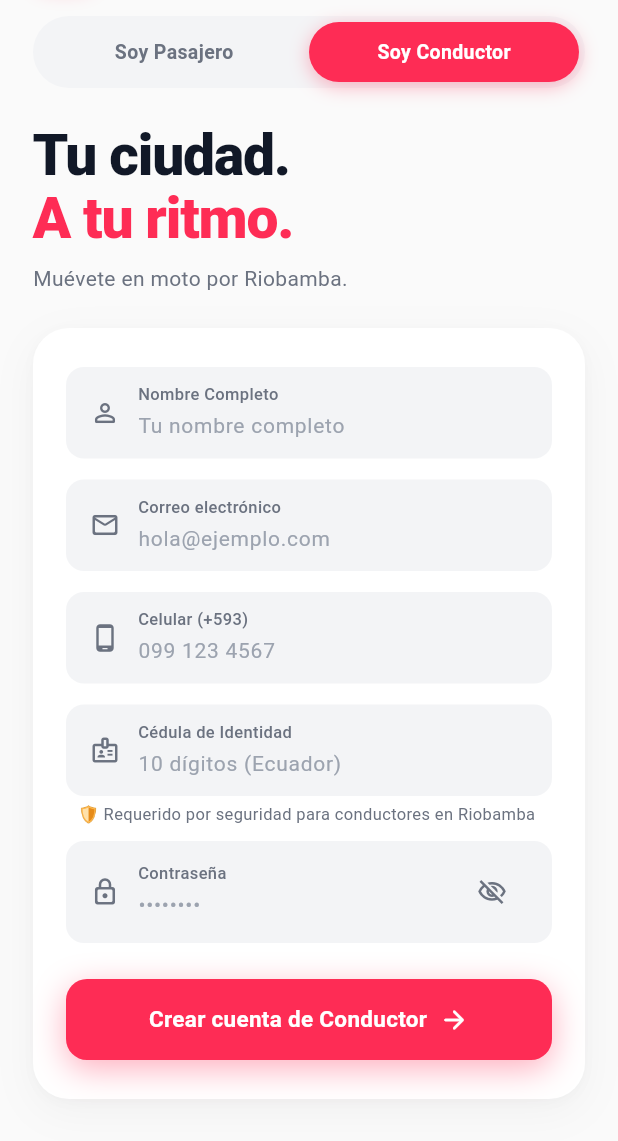
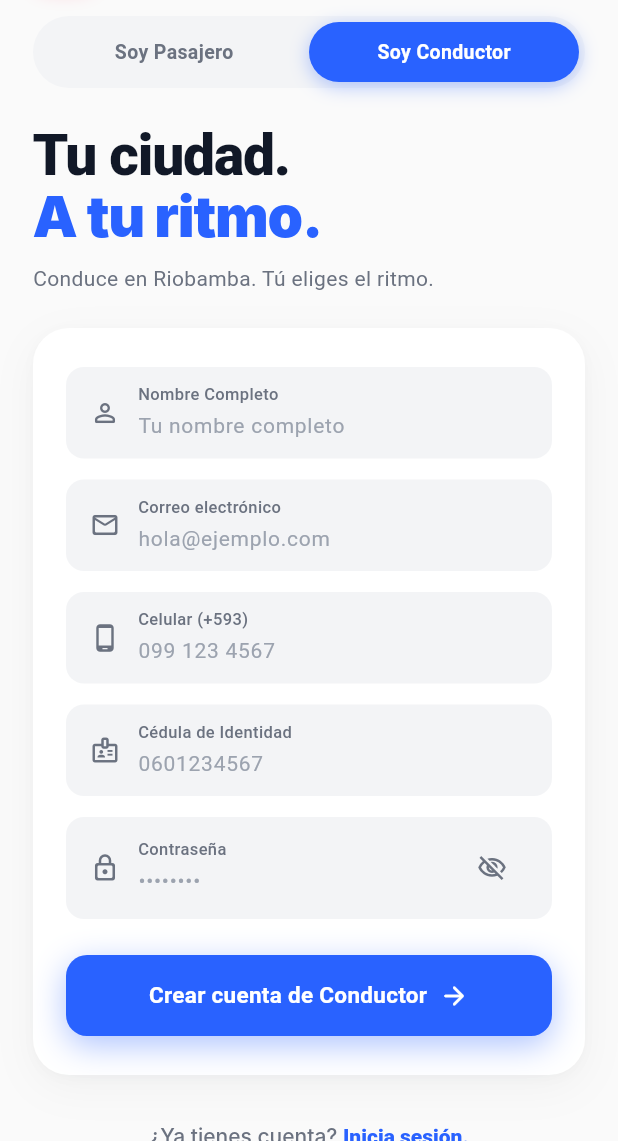
Before and after one commit to Hcevallos0320/WarmyRider, a Flutter app: the RegisterScreen screen opened directly, after a tap on "Soy Conductor", on a phone screen of 412 x 824 dp, the part 95-1236 px from its top. Run offline on Flutter 3.47's test engine with Material 3 defaults, Android fonts, the phone set to English and light mode, and no system bars; our stand-ins replace flutter_map, geolocator, google_sign_in, latlong2, supabase_flutter; accounts and stored records are empty; Roboto replaces fonts that are missing (Inter).

Commit message:
feat(ui): finalizar register_screen con reactividad completa Pasajero (Rojo) y Conductor (Azul) y Supabase

```diff
--- a/lib/screens/register_screen.dart
+++ b/lib/screens/register_screen.dart
@@ -2,23 +2,28 @@ import 'package:flutter/material.dart';
 import 'package:flutter/services.dart';
 import 'package:supabase_flutter/supabase_flutter.dart';
 import '../core/constants/supabase_constants.dart';
-import 'driver_kyc_screen.dart';
+import 'driver_home_screen.dart';
 import 'login_screen.dart'; // Contiene enum UserRole
 import 'passenger_home_screen.dart';
 
-/// Pantalla de Registro de Nuevos Usuarios (RegisterScreen - Estilo "Rumbo").
+/// Pantalla de Registro de Nuevos Usuarios (RegisterScreen - Estilo "Rumbo")
 ///
-/// Características y Sistema de Diseño (Pixel-Perfect):
-/// - Fondo ultra claro (#FAFAFA)
-/// - Header con marca "rumbo" e insignia "RIOBAMBA, EC"
-/// - Toggle de roles dinámico e interactivo (Soy Pasajero / Soy Conductor)
-/// - Hero typography: "Tu ciudad." en negro + "A tu ritmo." en rojo carmesí (#FE2C55)
-/// - Subtítulo: "Muévete en moto por Riobamba."
-/// - Tarjeta blanca flotante (#FFFFFF) con bordes suaves y sombra difuminada
-/// - Formulario dinámico con campos base y campo condicional de Cédula (solo para conductor)
-/// - Botón dinámico según el rol: "Crear cuenta de Pasajero ->" / "Crear cuenta de Conductor ->"
-/// - Footer interactivo: "¿Ya tienes cuenta? Inicia sesión." que ejecuta Navigator.pop(context)
-/// - Inserción relacional completa en la tabla `perfiles` de Supabase PostgreSQL
+/// Soporta dos estados dinámicos completos:
+/// 1. Modo Pasajero (Rojo Carmesí #FE2C55):
+///    - Botón "Soy Pasajero" activo
+///    - Acento "A tu ritmo." en rojo
+///    - Subtítulo: "Muévete en moto por Riobamba."
+///    - Formulario base (Nombre, Correo, Celular, Contraseña)
+///    - Botón: "Crear cuenta de Pasajero ->"
+///    - Enlace inferior en rojo
+///
+/// 2. Modo Conductor (Azul Eléctrico #2962FF):
+///    - Botón "Soy Conductor" activo en azul
+///    - Acento "A tu ritmo." en azul
+///    - Subtítulo: "Conduce en Riobamba. Tú eliges el ritmo."
+///    - Formulario ampliado con campo animado de "Cédula de Identidad"
+///    - Botón: "Crear cuenta de Conductor ->"
+///    - Enlace inferior en azul
 class RegisterScreen extends StatefulWidget {
   final UserRole initialRole;
 
@@ -34,10 +39,10 @@ class RegisterScreen extends StatefulWidget {
 class _RegisterScreenState extends State<RegisterScreen> {
   final _formKey = GlobalKey<FormState>();
 
-  // Rol activo
-  late UserRole _selectedRole;
+  // 1. MANEJO DE ESTADO DINÁMICO
+  bool isPassenger = true;
 
-  // Controladores de texto del formulario
+  // Controladores de campos del formulario
   final _nameController = TextEditingController();
   final _emailController = TextEditingController();
   final _phoneController = TextEditingController();
@@ -53,14 +58,18 @@ class _RegisterScreenState extends State<RegisterScreen> {
   static const Color _cardBg = Color(0xFFFFFFFF);
   static const Color _inputBg = Color(0xFFF3F4F6);
   static const Color _rumboRed = Color(0xFFFE2C55);
+  static const Color _rumboBlue = Color(0xFF2962FF);
   static const Color _textPrimary = Color(0xFF111827);
   static const Color _textSecondary = Color(0xFF6B7280);
   static const Color _textMuted = Color(0xFF9CA3AF);
 
+  // Color de acento reactivo al estado
+  Color get _activeColor => isPassenger ? _rumboRed : _rumboBlue;
+
   @override
   void initState() {
     super.initState();
-    _selectedRole = widget.initialRole;
+    isPassenger = widget.initialRole == UserRole.passenger;
   }
 
   @override
@@ -82,7 +91,6 @@ class _RegisterScreenState extends State<RegisterScreen> {
     FocusScope.of(context).unfocus();
     setState(() => _isLoading = true);
 
-    final isPassenger = _selectedRole == UserRole.passenger;
     final roleString = isPassenger ? 'pasajero' : 'conductor';
     final name = _nameController.text.trim();
     final email = _emailController.text.trim();
@@ -91,7 +99,7 @@ class _RegisterScreenState extends State<RegisterScreen> {
     final password = _passwordController.text.trim();
 
     try {
-      // 1. Registro en Supabase Auth
+      // 1. Registro del usuario en Supabase Auth
       final AuthResponse res = await supabase.auth.signUp(
         email: email,
         password: password,
@@ -121,9 +129,12 @@ class _RegisterScreenState extends State<RegisterScreen> {
 
       if (!mounted) return;
 
-      _showNotification('¡Cuenta creada con éxito! Bienvenido a rumbo, $name.');
+      _showNotification(
+        '¡Cuenta creada con éxito! Bienvenido a rumbo, $name.',
+        color: _activeColor,
+      );
 
-      // 3. Redirección según rol
+      // 3. Redirección contextual según el rol registrado
       if (isPassenger) {
         Navigator.of(context).pushAndRemoveUntil(
           MaterialPageRoute(builder: (context) => const PassengerHomeScreen()),
@@ -131,7 +142,7 @@ class _RegisterScreenState extends State<RegisterScreen> {
         );
       } else {
         Navigator.of(context).pushAndRemoveUntil(
-          MaterialPageRoute(builder: (context) => const DriverKycScreen()),
+          MaterialPageRoute(builder: (context) => const DriverHomeScreen()),
           (route) => false,
         );
       }
@@ -144,7 +155,7 @@ class _RegisterScreenState extends State<RegisterScreen> {
     }
   }
 
-  void _showNotification(String message, {bool isError = false}) {
+  void _showNotification(String message, {bool isError = false, Color? color}) {
     if (!mounted) return;
     ScaffoldMessenger.of(context).clearSnackBars();
     ScaffoldMessenger.of(context).showSnackBar(
@@ -164,7 +175,7 @@ class _RegisterScreenState extends State<RegisterScreen> {
             ),
           ],
         ),
-        backgroundColor: isError ? _rumboRed : const Color(0xFF10B981),
+        backgroundColor: isError ? _rumboRed : (color ?? const Color(0xFF10B981)),
         behavior: SnackBarBehavior.floating,
         margin: const EdgeInsets.all(16),
         shape: RoundedRectangleBorder(borderRadius: BorderRadius.circular(16)),
@@ -173,13 +184,11 @@ class _RegisterScreenState extends State<RegisterScreen> {
   }
 
   // ===========================================================================
-  // INTERFAZ DE USUARIO: PIXEL-PERFECT (ESTILO RUMBO)
+  // INTERFAZ DE USUARIO: PIXEL-PERFECT REACTIVA
   // ===========================================================================
 
   @override
   Widget build(BuildContext context) {
-    final isPassenger = _selectedRole == UserRole.passenger;
-
     return Scaffold(
       backgroundColor: _bgCanvas,
       body: AnnotatedRegion<SystemUiOverlayStyle>(
@@ -199,16 +208,16 @@ class _RegisterScreenState extends State<RegisterScreen> {
                 _buildHeader(),
                 const SizedBox(height: 20),
 
-                // 2. Toggle de Roles Dinámico (Soy Pasajero / Soy Conductor)
-                _buildRoleToggle(isPassenger),
+                // 2. Toggle de Roles Dinámico (Pasajero vs Conductor)
+                _buildRoleToggle(),
                 const SizedBox(height: 24),
 
-                // 3. Hero Texts ("Tu ciudad." / "A tu ritmo." / "Muévete en moto por Riobamba.")
+                // 3. Hero Texts Reactivos
                 _buildHeroText(),
                 const SizedBox(height: 24),
 
-                // 4. Tarjeta Flotante Blanca con Formulario Dinámico
-                _buildFormCard(isPassenger),
+                // 4. Tarjeta Flotante Blanca con Formulario Inteligente
+                _buildFormCard(),
                 const SizedBox(height: 24),
 
                 // 5. Footer "¿Ya tienes cuenta? Inicia sesión."
@@ -227,7 +236,7 @@ class _RegisterScreenState extends State<RegisterScreen> {
     return Row(
       mainAxisAlignment: MainAxisAlignment.spaceBetween,
       children: [
-        // Logo rumbo
+        // Isotipo oficial rumbo
         Row(
           children: [
             Container(
@@ -289,10 +298,10 @@ class _RegisterScreenState extends State<RegisterScreen> {
     );
   }
 
-  /// 2. Toggle de Roles Dinámico: Contenedor horizontal superior
-  /// Si es Pasajero: Botón iluminado en rojo carmesí con texto blanco.
-  /// Si es Conductor: Fondo gris con texto oscuro (y viceversa al cambiar el rol).
-  Widget _buildRoleToggle(bool isPassenger) {
+  /// 2. Toggle de Roles Dinámico:
+  /// - Si `isPassenger == true`: "Soy Pasajero" se ilumina en Rojo Carmesí (#FE2C55).
+  /// - Si `isPassenger == false`: "Soy Conductor" se ilumina en Azul Eléctrico (#2962FF).
+  Widget _buildRoleToggle() {
     return Container(
       height: 48,
       padding: const EdgeInsets.all(4),
@@ -308,7 +317,7 @@ class _RegisterScreenState extends State<RegisterScreen> {
               onTap: () {
                 if (!isPassenger) {
                   HapticFeedback.lightImpact();
-                  setState(() => _selectedRole = UserRole.passenger);
+                  setState(() => isPassenger = true);
                 }
               },
               child: AnimatedContainer(
@@ -346,19 +355,19 @@ class _RegisterScreenState extends State<RegisterScreen> {
               onTap: () {
                 if (isPassenger) {
                   HapticFeedback.lightImpact();
-                  setState(() => _selectedRole = UserRole.driver);
+                  setState(() => isPassenger = false);
                 }
               },
               child: AnimatedContainer(
                 duration: const Duration(milliseconds: 250),
                 curve: Curves.easeInOut,
                 decoration: BoxDecoration(
-                  color: !isPassenger ? _rumboRed : Colors.transparent,
+                  color: !isPassenger ? _rumboBlue : Colors.transparent,
                   borderRadius: BorderRadius.circular(26),
                   boxShadow: !isPassenger
                       ? [
                           BoxShadow(
-                            color: _rumboRed.withValues(alpha: 0.35),
+                            color: _rumboBlue.withValues(alpha: 0.35),
                             blurRadius: 10,
                             offset: const Offset(0, 3),
                           ),
@@ -382,8 +391,14 @@ class _RegisterScreenState extends State<RegisterScreen> {
     );
   }
 
-  /// 3. Hero Texts: "Tu ciudad." en negro, "A tu ritmo." en rojo carmesí
+  /// 3. Hero Texts Reactivos:
+  /// - Título secundario: Pasa de rojo (#FE2C55) a azul (#2962FF).
+  /// - Subtítulo: "Muévete en moto por Riobamba." vs "Conduce en Riobamba. Tú eliges el ritmo."
   Widget _buildHeroText() {
+    final subtitle = isPassenger
+        ? 'Muévete en moto por Riobamba.'
+        : 'Conduce en Riobamba. Tú eliges el ritmo.';
+
     return Column(
       crossAxisAlignment: CrossAxisAlignment.start,
       children: [
@@ -397,32 +412,38 @@ class _RegisterScreenState extends State<RegisterScreen> {
             letterSpacing: -0.8,
           ),
         ),
-        const Text(
-          'A tu ritmo.',
+        AnimatedDefaultTextStyle(
+          duration: const Duration(milliseconds: 250),
           style: TextStyle(
             fontSize: 38,
             fontWeight: FontWeight.w900,
-            color: _rumboRed,
+            color: _activeColor,
             height: 1.1,
             letterSpacing: -0.8,
+            fontFamily: 'Inter',
           ),
+          child: const Text('A tu ritmo.'),
         ),
         const SizedBox(height: 10),
-        const Text(
-          'Muévete en moto por Riobamba.',
-          style: TextStyle(
-            fontSize: 14,
-            fontWeight: FontWeight.w400,
-            color: _textSecondary,
-            height: 1.3,
+        AnimatedSwitcher(
+          duration: const Duration(milliseconds: 200),
+          child: Text(
+            subtitle,
+            key: ValueKey<bool>(isPassenger),
+            style: const TextStyle(
+              fontSize: 14,
+              fontWeight: FontWeight.w400,
+              color: _textSecondary,
+              height: 1.3,
+            ),
           ),
         ),
       ],
     );
   }
 
-  /// 4. Tarjeta Flotante Blanca con Formulario Dinámico (#FFFFFF, radius 24, sombra suave)
-  Widget _buildFormCard(bool isPassenger) {
+  /// 4. Tarjeta Flotante Blanca con Formulario Inteligente
+  Widget _buildFormCard() {
     return Container(
       padding: const EdgeInsets.symmetric(horizontal: 22, vertical: 26),
       decoration: BoxDecoration(
@@ -502,9 +523,8 @@ class _RegisterScreenState extends State<RegisterScreen> {
                 return null;
               },
             ),
-            const SizedBox(height: 14),
 
-            // Campo 4: Cédula de Identidad (Condicional: SOLO si es Conductor)
+            // Campo 4: Cédula de Identidad (Animado: SOLO visible en modo Conductor)
             AnimatedSize(
               duration: const Duration(milliseconds: 300),
               curve: Curves.easeInOut,
@@ -512,10 +532,11 @@ class _RegisterScreenState extends State<RegisterScreen> {
                   ? Column(
                       crossAxisAlignment: CrossAxisAlignment.start,
                       children: [
+                        const SizedBox(height: 14),
                         _buildInputField(
                           controller: _cedulaController,
                           label: 'Cédula de Identidad',
-                          hint: '10 dígitos (Ecuador)',
+                          hint: '0601234567',
                           icon: Icons.badge_outlined,
                           keyboardType: TextInputType.number,
                           validator: (val) {
@@ -530,17 +551,11 @@ class _RegisterScreenState extends State<RegisterScreen> {
                             return null;
                           },
                         ),
-                        const Padding(
-                          padding: EdgeInsets.only(left: 8, top: 4, bottom: 10),
-                          child: Text(
-                            '🛡️ Requerido por seguridad para conductores en Riobamba',
-                            style: TextStyle(fontSize: 11, color: _textSecondary),
-                          ),
-                        ),
                       ],
                     )
                   : const SizedBox.shrink(),
             ),
+            const SizedBox(height: 14),
 
             // Campo 5: Contraseña (Siempre visible)
             _buildInputField(
@@ -573,8 +588,8 @@ class _RegisterScreenState extends State<RegisterScreen> {
             ),
             const SizedBox(height: 24),
 
-            // Botón Principal Dinámico: "Crear cuenta de Pasajero ->" o "Crear cuenta de Conductor ->"
-            _buildPrimaryButton(isPassenger),
+            // Botón Principal Reactivo (Rojo o Azul según rol)
+            _buildPrimaryButton(),
           ],
         ),
       ),
@@ -652,21 +667,23 @@ class _RegisterScreenState extends State<RegisterScreen> {
     );
   }
 
-  /// Botón Principal: Rojo carmesí sólido con texto dinámico y glow suave
-  Widget _buildPrimaryButton(bool isPassenger) {
+  /// Botón Principal Reactivo:
+  /// - Si `isPassenger == true`: Fondo Rojo Carmesí (#FE2C55), texto "Crear cuenta de Pasajero ->"
+  /// - Si `isPassenger == false`: Fondo Azul Eléctrico (#2962FF), texto "Crear cuenta de Conductor ->"
+  Widget _buildPrimaryButton() {
     final buttonText = isPassenger
         ? 'Crear cuenta de Pasajero'
         : 'Crear cuenta de Conductor';
 
     return AnimatedContainer(
-      duration: const Duration(milliseconds: 200),
+      duration: const Duration(milliseconds: 250),
       height: 54,
       decoration: BoxDecoration(
-        color: _rumboRed,
+        color: _activeColor,
         borderRadius: BorderRadius.circular(14),
         boxShadow: [
           BoxShadow(
-            color: _rumboRed.withValues(alpha: 0.38),
+            color: _activeColor.withValues(alpha: 0.38),
             blurRadius: 18,
             offset: const Offset(0, 6),
           ),
@@ -709,7 +726,9 @@ class _RegisterScreenState extends State<RegisterScreen> {
     );
   }
 
-  /// 5. Footer Inferior: "¿Ya tienes cuenta? Inicia sesión." que ejecuta Navigator.pop(context)
+  /// 5. Footer Inferior:
+  /// "¿Ya tienes cuenta? Inicia sesión."
+  /// El texto interactivo "Inicia sesión." cambia dinámicamente a Rojo o Azul según el estado.
   Widget _buildFooter() {
     return Center(
       child: GestureDetector(
@@ -720,19 +739,19 @@ class _RegisterScreenState extends State<RegisterScreen> {
         child: Padding(
           padding: const EdgeInsets.symmetric(vertical: 8),
           child: RichText(
-            text: const TextSpan(
-              style: TextStyle(
+            text: TextSpan(
+              style: const TextStyle(
                 fontSize: 14,
                 color: _textSecondary,
                 fontWeight: FontWeight.w500,
                 fontFamily: 'Inter',
               ),
               children: [
-                TextSpan(text: '¿Ya tienes cuenta? '),
+                const TextSpan(text: '¿Ya tienes cuenta? '),
                 TextSpan(
                   text: 'Inicia sesión.',
                   style: TextStyle(
-                    color: _rumboRed,
+                    color: _activeColor,
                     fontWeight: FontWeight.w800,
                   ),
                 ),
```
